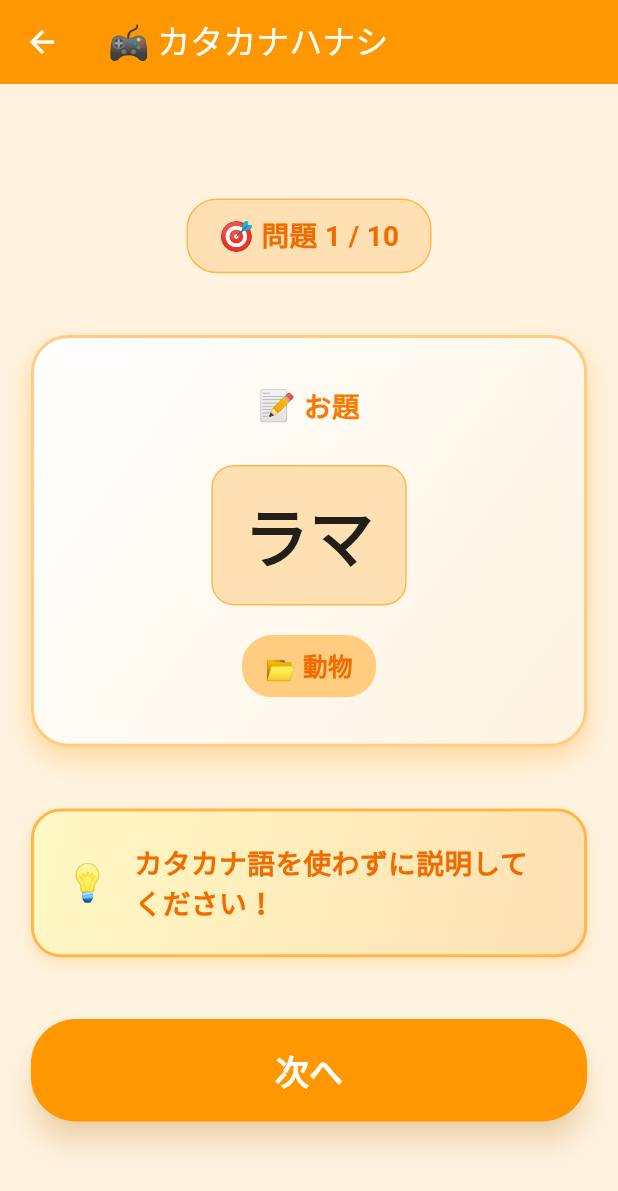
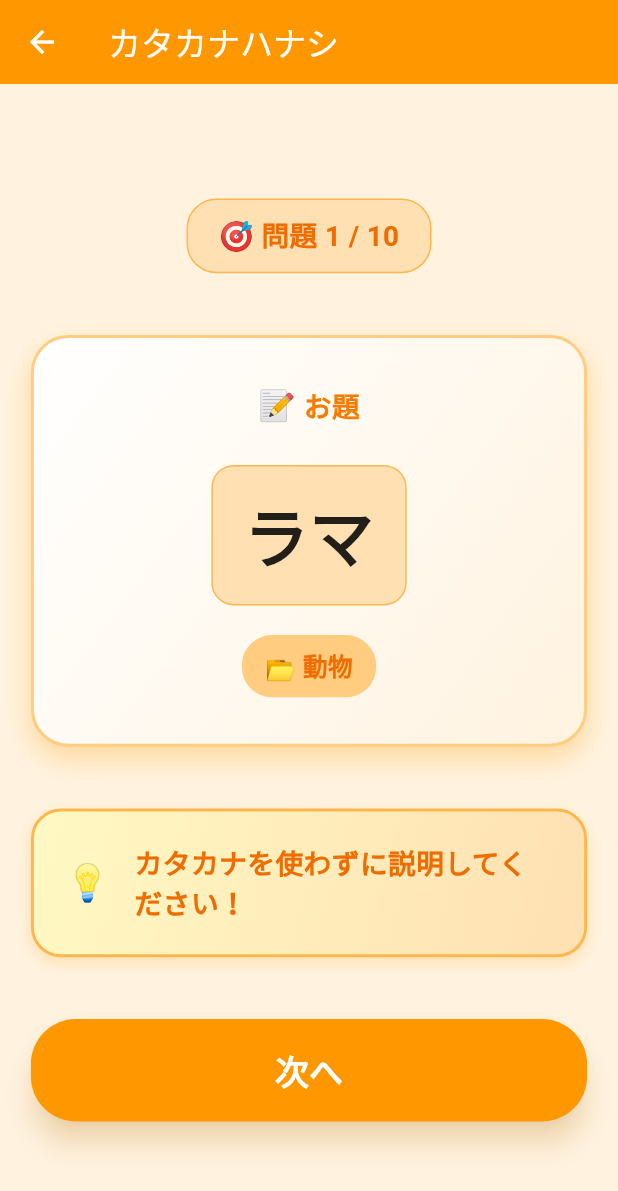
Before and after one commit to 3balljugglerYu/katakanahanashi, a Flutter app: the GamePage screen opened by its route, on a phone screen of 412 x 824 dp. Shown: the top 1191 px of the screen. Run offline on Flutter 3.47's test engine with Material 3 defaults, Android fonts, the phone set to English and light mode, and no system bars; our stand-ins replace flutter_dotenv, flutter_hooks, freezed_annotation, get_it, hooks_riverpod, shared_preferences and 1 more; missing offline and left inert: particles_flutter; accounts and stored records are empty; Roboto replaces fonts that are missing (NotoSansJP).

Commit message:
デザイン修正

```diff
--- a/lib/ui/home/game_page.dart
+++ b/lib/ui/home/game_page.dart
@@ -17,7 +17,7 @@ class GamePage extends ConsumerWidget {
       return Scaffold(
         backgroundColor: Colors.orange.shade50,
         appBar: AppBar(
-          title: const Text('🎮 カタカナハナシ'),
+          title: const Text('カタカナハナシ'),
           backgroundColor: Colors.orange,
           foregroundColor: Colors.white,
           elevation: 0,
@@ -73,7 +73,7 @@ class GamePage extends ConsumerWidget {
       return Scaffold(
         backgroundColor: Colors.orange.shade50,
         appBar: AppBar(
-          title: const Text('🎮 カタカナハナシ'),
+          title: const Text('カタカナハナシ'),
           backgroundColor: Colors.orange,
         ),
         body: const Center(
@@ -94,7 +94,7 @@ class GamePage extends ConsumerWidget {
     return Scaffold(
       backgroundColor: Colors.orange.shade50,
       appBar: AppBar(
-        title: const Text('🎮 カタカナハナシ'),
+        title: const Text('カタカナハナシ'),
         backgroundColor: Colors.orange,
         foregroundColor: Colors.white,
         elevation: 0,
@@ -235,7 +235,7 @@ class GamePage extends ConsumerWidget {
                   const SizedBox(width: 10),
                   Expanded(
                     child: Text(
-                      'カタカナ語を使わずに説明してください！',
+                      'カタカナを使わずに説明してください！',
                       style: TextStyle(
                         fontSize: MediaQuery.of(context).size.width * 0.045,
                         color: Colors.orange.shade800,
```
Also changed, not shown: lib/ui/home/start_page.dart (+77 -73 lines).
